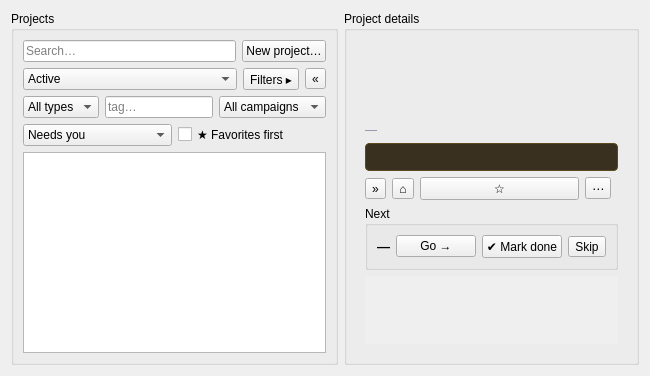
This is nightscribe/gui/ui/projects_tab.ui in irydeo/nightscribe as Qt 5 draws it before an edit. The edited form follows.
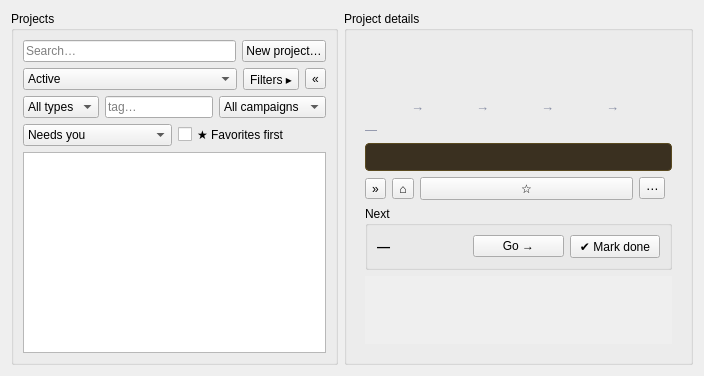
This is the edited form. The open tabs and pages were chosen to show the change.

Commit message: feat(gui): the Observatory tab retires; the Capture step owns CCDciel and the plan auto-saves (ADR-043)

```diff
--- a/nightscribe/gui/ui/projects_tab.ui
+++ b/nightscribe/gui/ui/projects_tab.ui
@@ -187,21 +187,50 @@
                   <property name="flat"><bool>true</bool></property>
                  </widget>
                 </item>
+                <!-- ADR-043: the bar reads left to right (object ->
+                     Capture -> Track -> Follow-up -> Worklog); the
+                     follow-up separator is only shown for the kinds
+                     that have one (main_window._render_tab_bar) -->
+                <item>
+                 <widget class="QLabel" name="lbl_sep_plan">
+                  <property name="text"><string>→</string></property>
+                  <property name="styleSheet"><string notr="true">color: #8a90a6; font-size: 13px;</string></property>
+                 </widget>
+                </item>
                 <item>
                  <widget class="QPushButton" name="btn_tab_plan">
                   <property name="flat"><bool>true</bool></property>
                  </widget>
                 </item>
+                <item>
+                 <widget class="QLabel" name="lbl_sep_process">
+                  <property name="text"><string>→</string></property>
+                  <property name="styleSheet"><string notr="true">color: #8a90a6; font-size: 13px;</string></property>
+                 </widget>
+                </item>
                 <item>
                  <widget class="QPushButton" name="btn_tab_process">
                   <property name="flat"><bool>true</bool></property>
                  </widget>
                 </item>
+                <item>
+                 <widget class="QLabel" name="lbl_sep_publish">
+                  <property name="text"><string>→</string></property>
+                  <property name="styleSheet"><string notr="true">color: #8a90a6; font-size: 13px;</string></property>
+                 </widget>
+                </item>
                 <item>
                  <widget class="QPushButton" name="btn_tab_publish">
                   <property name="flat"><bool>true</bool></property>
                  </widget>
                 </item>
+                <item>
+                 <widget class="QLabel" name="lbl_sep_followup">
+                  <property name="visible"><bool>false</bool></property>
+                  <property name="text"><string>→</string></property>
+                  <property name="styleSheet"><string notr="true">color: #8a90a6; font-size: 13px;</string></property>
+                 </widget>
+                </item>
                 <item>
                  <widget class="QPushButton" name="btn_tab_followup">
                   <property name="flat"><bool>true</bool></property>
@@ -288,12 +317,6 @@
                <property name="toolTip"><string>Mark the current step as done</string></property>
               </widget>
              </item>
-             <item>
-              <widget class="QToolButton" name="btn_next_skip">
-               <property name="text"><string>Skip</string></property>
-               <property name="toolTip"><string>Skip the current step</string></property>
-              </widget>
-             </item>
             </layout>
            </widget>
           </item>
```
The commit also changes 17 other files.
